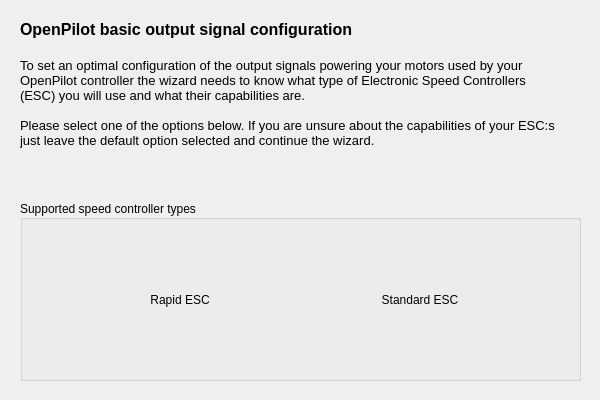
Before: the Qt Designer form ground/openpilotgcs/src/plugins/setupwizard/pages/outputpage.ui in openpilot/OpenPilot, drawn with Qt 5.
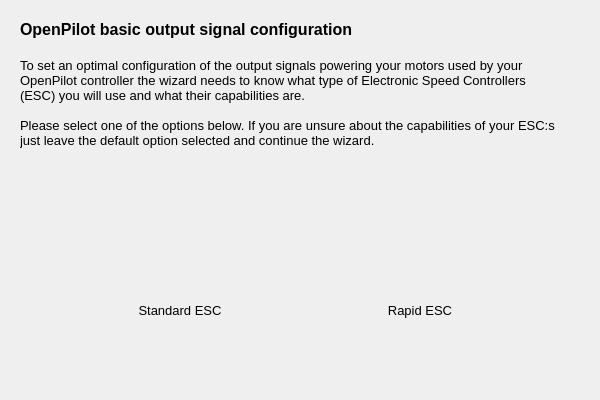
After: the same form once the commit is applied. Icons and pictures are not drawn.

Commit message: OP-39 Added button for Radio Config Wizard. Cleaned up the GUI, removed all group boxes and aligned components on pages. Changed place of rapid and default esc buttons. Set the size of the wizard to a fix size. Updated some of the texts. Changed font sizes. Added resources. Started the connection diagram implementation.

```diff
--- a/ground/openpilotgcs/src/plugins/setupwizard/pages/outputpage.ui
+++ b/ground/openpilotgcs/src/plugins/setupwizard/pages/outputpage.ui
@@ -40,36 +40,72 @@
     <bool>true</bool>
    </property>
   </widget>
-  <widget class="QGroupBox" name="groupBox">
+  <widget class="QToolButton" name="rapidESCButton">
    <property name="geometry">
     <rect>
-     <x>20</x>
-     <y>200</y>
-     <width>561</width>
-     <height>181</height>
+     <x>320</x>
+     <y>250</y>
+     <width>200</width>
+     <height>120</height>
     </rect>
    </property>
-   <property name="sizePolicy">
-    <sizepolicy hsizetype="Preferred" vsizetype="Preferred">
-     <horstretch>0</horstretch>
-     <verstretch>0</verstretch>
-    </sizepolicy>
+   <property name="font">
+    <font>
+     <pointsize>10</pointsize>
+    </font>
    </property>
-   <property name="title">
-    <string>Supported speed controller types</string>
+   <property name="toolTip">
+    <string>Airplane, Sloper, Jet</string>
    </property>
-   <property name="alignment">
-    <set>Qt::AlignLeading|Qt::AlignLeft|Qt::AlignVCenter</set>
+   <property name="styleSheet">
+    <string notr="true">QToolButton { border: none }</string>
    </property>
+   <property name="text">
+    <string>Rapid ESC</string>
+   </property>
+   <property name="icon">
+    <iconset resource="../wizardResources.qrc">
+     <normaloff>:/setupwizard/resources/bttn-rapid-up.png</normaloff>
+     <normalon>:/setupwizard/resources/bttn-rapid-down.png</normalon>
+     <activeoff>:/setupwizard/resources/bttn-rapid-down.png</activeoff>
+     <activeon>:/setupwizard/resources/bttn-rapid-down.png</activeon>:/setupwizard/resources/bttn-rapid-up.png</iconset>
+   </property>
+   <property name="iconSize">
+    <size>
+     <width>200</width>
+     <height>100</height>
+    </size>
+   </property>
+   <property name="checkable">
+    <bool>true</bool>
+   </property>
+   <property name="checked">
+    <bool>true</bool>
+   </property>
+   <property name="autoExclusive">
+    <bool>true</bool>
+   </property>
+   <property name="toolButtonStyle">
+    <enum>Qt::ToolButtonTextUnderIcon</enum>
+   </property>
+   <property name="autoRaise">
+    <bool>true</bool>
+   </property>
+  </widget>
    <widget class="QToolButton" name="defaultESCButton">
     <property name="geometry">
      <rect>
-      <x>300</x>
-      <y>40</y>
+     <x>80</x>
+     <y>250</y>
       <width>200</width>
       <height>120</height>
      </rect>
     </property>
+   <property name="font">
+    <font>
+     <pointsize>10</pointsize>
+    </font>
+   </property>
     <property name="toolTip">
      <string>Tricopter, Quadcopter, Hexacopter, Octocopter</string>
     </property>
@@ -107,54 +143,6 @@
     <property name="autoRaise">
      <bool>true</bool>
     </property>
-   </widget>
-   <widget class="QToolButton" name="rapidESCButton">
-    <property name="geometry">
-     <rect>
-      <x>60</x>
-      <y>40</y>
-      <width>200</width>
-      <height>120</height>
-     </rect>
-    </property>
-    <property name="toolTip">
-     <string>Airplane, Sloper, Jet</string>
-    </property>
-    <property name="styleSheet">
-     <string notr="true">QToolButton { border: none }</string>
-    </property>
-    <property name="text">
-     <string>Rapid ESC</string>
-    </property>
-    <property name="icon">
-     <iconset resource="../wizardResources.qrc">
-      <normaloff>:/setupwizard/resources/bttn-rapid-up.png</normaloff>
-      <normalon>:/setupwizard/resources/bttn-rapid-down.png</normalon>
-      <activeoff>:/setupwizard/resources/bttn-rapid-down.png</activeoff>
-      <activeon>:/setupwizard/resources/bttn-rapid-down.png</activeon>:/setupwizard/resources/bttn-rapid-up.png</iconset>
-    </property>
-    <property name="iconSize">
-     <size>
-      <width>200</width>
-      <height>100</height>
-     </size>
-    </property>
-    <property name="checkable">
-     <bool>true</bool>
-    </property>
-    <property name="checked">
-     <bool>true</bool>
-    </property>
-    <property name="autoExclusive">
-     <bool>true</bool>
-    </property>
-    <property name="toolButtonStyle">
-     <enum>Qt::ToolButtonTextUnderIcon</enum>
-    </property>
-    <property name="autoRaise">
-     <bool>true</bool>
-    </property>
-   </widget>
   </widget>
  </widget>
  <resources>
```
Lines whose indentation alone changed are shown as unchanged. The commit also changes 17 other files.
